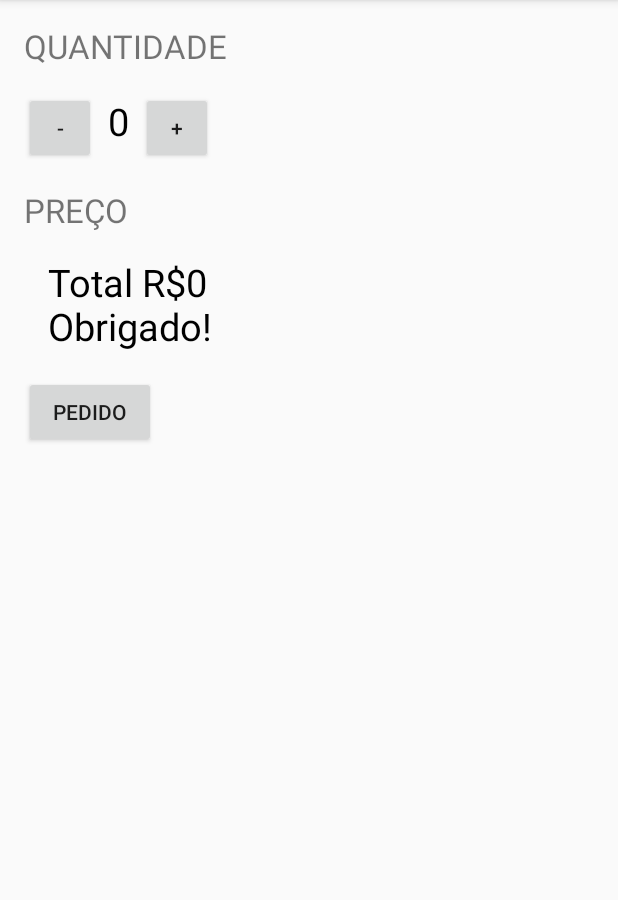
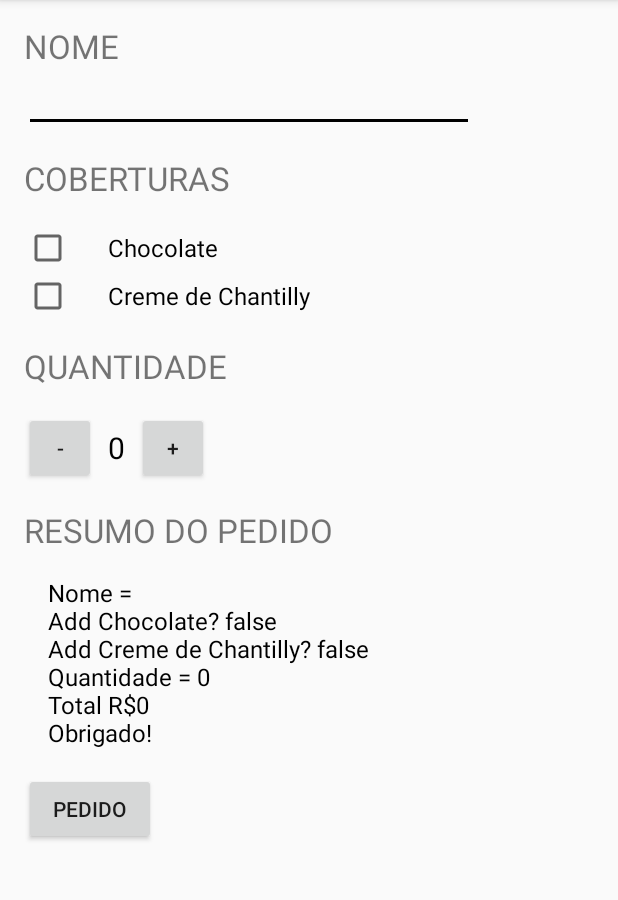
Before and after one commit to DevTeco/AndroidJam, an Android app: the screen it shows after launch (MainActivity), after a tap on "PEDIDO", on a phone screen of 412 x 824 dp, the part 84-984 px from its top. Run offline under Robolectric (Android 15) with nearby library versions, the phone set to English and light mode, and no system bars.

Commit message:
Atualização

```diff
--- a/JustJava/app/src/main/java/com/example/android/justjava/MainActivity.java
+++ b/JustJava/app/src/main/java/com/example/android/justjava/MainActivity.java
@@ -2,7 +2,11 @@ package com.example.android.justjava;
 
 import android.os.Bundle;
 import android.support.v7.app.ActionBarActivity;
+import android.text.Editable;
+import android.util.Log;
 import android.view.View;
+import android.widget.CheckBox;
+import android.widget.EditText;
 import android.widget.TextView;
 
 import com.example.android.justjava.R;
@@ -43,33 +47,64 @@ public class MainActivity extends ActionBarActivity {
      * This method is called when the order button is clicked.
      */
     public void submitOrder(View view) {
-        int price = quantidade * 5;
-        String priceMessage = "Total R$" + price;
-        priceMessage = priceMessage + "\nObrigado!";
-        displayMessage(priceMessage);
+
+        EditText camponome = (EditText) findViewById(R.id.nome_campo);
+        Editable nomeEditavel = camponome.getText();
+        String nome = nomeEditavel.toString();
+
+        CheckBox chocolate = (CheckBox) findViewById(R.id.chocolate);
+        boolean temChocolate = chocolate.isChecked();
+
+        CheckBox cremeDeChantilly = (CheckBox) findViewById(R.id.creme_de_chantilly);
+        boolean temCremeDeChantilly = cremeDeChantilly.isChecked();
+
+        int price = calculatePrice();
+        displayMessage(createOrderSummary(price, temCremeDeChantilly, temChocolate, nome));
+
+    }
+
+    /**
+     * Calculates the price of the order.
+     *
+     * @return total price
+     */
+    private int calculatePrice() {
+
+        return quantidade * 5;
+    }
+
+    /**
+     * Create summary the order
+     *
+     * @param price of the order
+     * @return text summary
+     * @param addCremeDeChantilly diz se o usuario quer ou não o chantilly
+     */
+    private String createOrderSummary(int price, boolean addCremeDeChantilly, Boolean addChocolate, String Nome) {
+
+        String priceMessage = "Nome = " + Nome;
+        priceMessage += "\nAdd Chocolate? " + addChocolate;
+        priceMessage += "\nAdd Creme de Chantilly? " + addCremeDeChantilly;
+        priceMessage += "\nQuantidade = " + quantidade;
+        priceMessage += "\nTotal R$" + price;
+        priceMessage += "\nObrigado!";
+        return priceMessage;
+
     }
 
     /**
      * This method displays the given quantity value on the screen.
      */
     private void displayQuantity(int number) {
-        TextView quantityTextView = (TextView) findViewById(
-                R.id.quantity_text_view);
+        TextView quantityTextView = (TextView) findViewById(R.id.quantity_text_view);
         quantityTextView.setText("" + number);
     }
-    /**
-     * This method displays the given price on the screen.
-     */
-    private void displayPrice(int number) {
-        TextView priceTextView = (TextView) findViewById(R.id.price_text_view);
-        priceTextView.setText(NumberFormat.getCurrencyInstance().format(number));
-    }
+
     /**
      * This method displays the given text on the screen.
      */
     private void displayMessage(String message) {
-        TextView priceTextView = (TextView) findViewById(R.id.price_text_view);
-        priceTextView.setText(message);
+        TextView OrderSummaryTextView = (TextView) findViewById(R.id.order_summary_text_view);
+        OrderSummaryTextView.setText(message);
     }
-
 }
--- a/JustJava/app/src/main/res/layout/activity_main.xml
+++ b/JustJava/app/src/main/res/layout/activity_main.xml
@@ -1,21 +1,71 @@
 <?xml version="1.0" encoding="utf-8"?>
+
 <LinearLayout xmlns:android="http://schemas.android.com/apk/res/android"
     xmlns:tools="http://schemas.android.com/tools"
     android:layout_width="match_parent"
     android:layout_height="match_parent"
-    android:paddingBottom="@dimen/activity_vertical_margin"
-    android:paddingLeft="@dimen/activity_horizontal_margin"
-    android:paddingRight="@dimen/activity_horizontal_margin"
-    android:paddingTop="@dimen/activity_vertical_margin"
     android:orientation="vertical"
     tools:context="com.example.android.justjava.MainActivity">
 
+    <ScrollView
+        android:layout_width="match_parent"
+        android:layout_height="match_parent"
+        android:paddingBottom="@dimen/activity_vertical_margin"
+        android:paddingLeft="@dimen/activity_horizontal_margin"
+        android:paddingRight="@dimen/activity_horizontal_margin"
+        android:paddingTop="@dimen/activity_vertical_margin">
+
+    <LinearLayout
+        android:layout_width="match_parent"
+        android:layout_height="match_parent"
+        android:orientation="vertical">
+
+        <TextView
+            android:layout_width="wrap_content"
+            android:layout_height="wrap_content"
+            android:text="Nome"
+            android:textSize="22dp"
+            android:textAllCaps="true"/>
+
+        <EditText
+            android:id="@+id/nome_campo"
+            android:inputType="text"
+            android:layout_width="300dp"
+            android:layout_height="wrap_content"
+            android:textSize="16sp"/>
+
+
+        <TextView
+            android:layout_width="wrap_content"
+            android:layout_height="wrap_content"
+            android:text="Coberturas"
+            android:paddingTop="16dp"
+            android:textSize="22dp"
+            android:paddingBottom="16sp"
+            android:textAllCaps="true"/>
+
+        <CheckBox
+            android:id="@+id/chocolate"
+            android:layout_width="wrap_content"
+            android:layout_height="wrap_content"
+            android:text="Chocolate"
+            android:textSize="16sp"
+            android:paddingLeft="24dp" />
+
+    <CheckBox
+        android:id="@+id/creme_de_chantilly"
+        android:layout_width="wrap_content"
+        android:layout_height="wrap_content"
+        android:text="Creme de Chantilly"
+        android:textSize="16sp"
+        android:paddingLeft="24dp" />
 
     <TextView
         android:layout_width="wrap_content"
         android:layout_height="wrap_content"
         android:text="Quantidade"
         android:textSize="22dp"
+        android:paddingTop="16sp"
         android:paddingBottom="16sp"
         android:textAllCaps="true"/>
 
@@ -30,14 +80,16 @@
                 android:text="-"
                 android:onClick="decrement"
                 />
+
              <TextView
             android:id="@+id/quantity_text_view"
             android:layout_width="wrap_content"
             android:layout_height="wrap_content"
             android:text="0"
             android:textColor="@android:color/black"
-            android:textSize="25dp"
+            android:textSize="20sp"
             android:paddingLeft="8sp"
+                 android:layout_gravity="center"
             android:paddingRight="8sp"
             />
 
@@ -52,18 +104,18 @@
     <TextView
         android:layout_width="wrap_content"
         android:layout_height="wrap_content"
-        android:text="Preço"
+        android:text="Resumo do Pedido"
         android:textSize="22dp"
         android:paddingTop="16sp"
         android:textAllCaps="true"/>
 
     <TextView
-        android:id="@+id/price_text_view"
+        android:id="@+id/order_summary_text_view"
         android:layout_width="wrap_content"
         android:layout_height="wrap_content"
         android:text=""
         android:textColor="@android:color/black"
-        android:textSize="25dp"
+        android:textSize="16sp"
         android:paddingTop="16sp"
         android:paddingLeft="16sp"
         android:paddingRight="16sp"
@@ -75,5 +127,6 @@
         android:text="Pedido"
         android:textAllCaps="true"
         android:onClick="submitOrder" />
-
+    </LinearLayout>
+    </ScrollView>
 </LinearLayout>
--- a/JustJava/app/src/main/res/values/colors.xml
+++ b/JustJava/app/src/main/res/values/colors.xml
@@ -2,5 +2,5 @@
 <resources>
     <color name="colorPrimary">#3F51B5</color>
     <color name="colorPrimaryDark">#303F9F</color>
-    <color name="colorAccent">#FF4081</color>
+    <color name="colorAccent">#000000</color>
 </resources>
```
